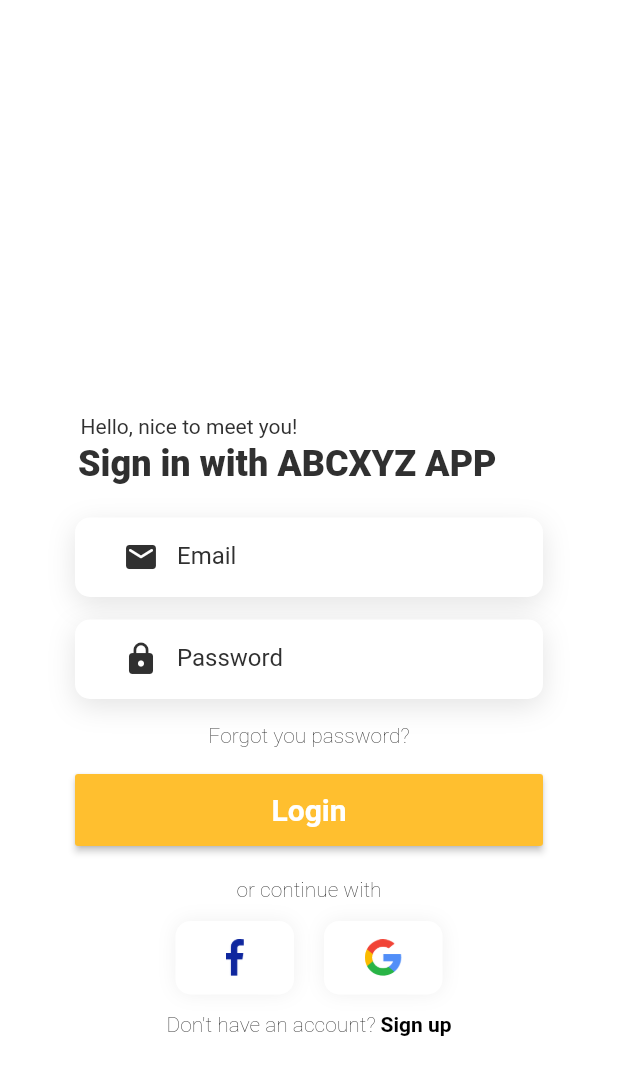
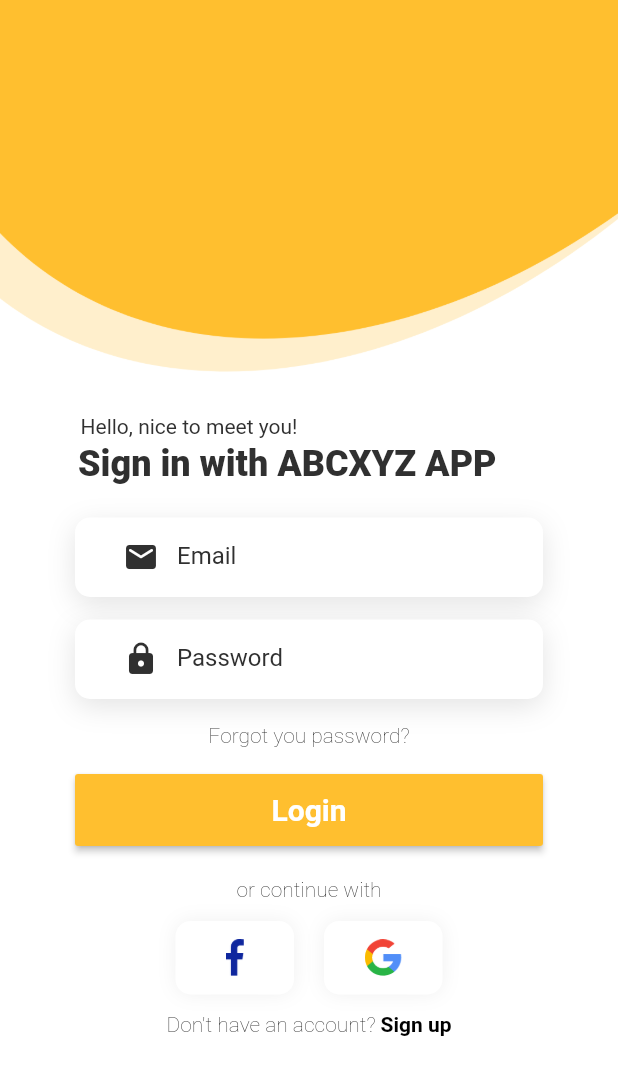
Before and after one commit to nguyenchiemdu/Jobscape, a Flutter app: the screen it shows after launch, on a phone screen of 412 x 824 dp. Shown: the top 1075 px of the screen. Run offline on Flutter 3.47's test engine with Material 2 defaults, Android fonts, the phone set to English and light mode, and no system bars; our stand-ins replace carousel_slider, cloud_firestore, firebase_auth, firebase_core, google_sign_in; accounts and stored records are empty; Roboto replaces fonts that are missing (SFProDisplay).

Commit message:
fix ui bug

```diff
--- a/lib/widgets/login_screens/login_screen.dart
+++ b/lib/widgets/login_screens/login_screen.dart
@@ -45,6 +45,13 @@ class LoginForm extends StatelessWidget {
     return Scaffold(
         backgroundColor: Colors.white,
         body: SingleChildScrollView(
+          child: Container(
+              decoration: BoxDecoration(
+                image: DecorationImage(
+                  image: AssetImage("assets/images/backgroundlogin.png"),
+                  fit: BoxFit.cover,
+                ),
+              ),
               child: SafeArea(
                   child: Container(
                 // padding: EdgeInsets.only(left: 24),
@@ -100,8 +107,8 @@ class LoginForm extends StatelessWidget {
                                 color: Color(0xff303030),
                               ),
                               hintText: 'Email',
-                      contentPadding:
-                          EdgeInsets.only(left: 14, top: 18, bottom: 18),
+                              contentPadding: EdgeInsets.only(
+                                  left: 14, top: 18, bottom: 18),
                               hintStyle: TextStyle(
                                 fontFamily: 'SFProDisplay',
                                 color: Color(0xff303030),
@@ -138,8 +145,8 @@ class LoginForm extends StatelessWidget {
                                 color: Color(0xff303030),
                               ),
                               hintText: 'Password',
-                      contentPadding:
-                          EdgeInsets.only(left: 14, top: 18, bottom: 18),
+                              contentPadding: EdgeInsets.only(
+                                  left: 14, top: 18, bottom: 18),
                               hintStyle: TextStyle(
                                 fontFamily: 'SFProDisplay',
                                 color: Color(0xff303030),
@@ -184,8 +191,8 @@ class LoginForm extends StatelessWidget {
                                   fontStyle: FontStyle.normal,
                                 )))),
                     Container(
-              margin:
-                  EdgeInsets.only(top: 21, left: 136, right: 136, bottom: 13),
+                      margin: EdgeInsets.only(
+                          top: 21, left: 136, right: 136, bottom: 13),
                       child: Text("or continue with",
                           style: TextStyle(
                             fontFamily: 'SFProDisplay',
@@ -285,6 +292,6 @@ class LoginForm extends StatelessWidget {
                   ],
                 ),
               ))),
-    );
+        ));
   }
 }
```
Also changed, not shown: lib/main.dart (+7 -3 lines), lib/models/google_sign_in.dart (+13 -9 lines). Lines whose indentation alone changed are shown as unchanged.
